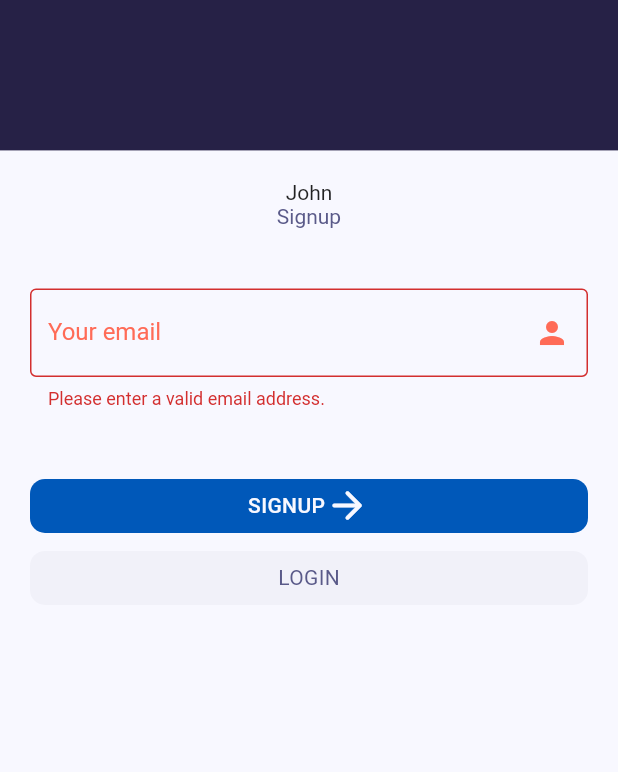
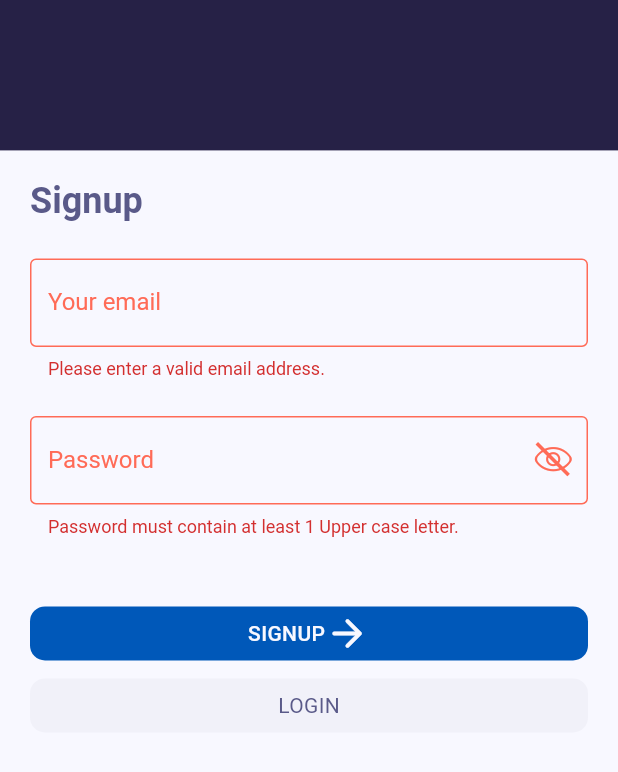
Before and after one commit to nitzanpap/dispatcher, a Flutter app: the screen it shows after launch, after a tap on "SIGNUP", on a phone screen of 412 x 824 dp, the part 344-1116 px from its top. Run offline on Flutter 3.47's test engine with Material 2 defaults, Android fonts, the phone set to English and light mode, and no system bars; our stand-ins replace flutter_svg, gap.

Commit message:
Signup form works except for login button

```diff
--- a/lib/providers/signup_login_provider.dart
+++ b/lib/providers/signup_login_provider.dart
@@ -1,13 +1,21 @@
 import 'package:flutter/material.dart';
 
 class SignupLoginProvider with ChangeNotifier {
-  String _email = 'John';
+  String _email = '';
+  String _password = '';
 
   String get email => _email;
+  String get password => _password;
 
-  void updateEmail(newEmailString) {
-    _email = newEmailString;
+  void updateEmail(String newEmail) {
+    _email = newEmail;
     notifyListeners();
     print('Updated email...');
   }
+
+  void updatePassword(String newPassword) {
+    _password = newPassword;
+    notifyListeners();
+    print('Updated password...');
+  }
 }
--- a/lib/widgets/app_icons.dart
+++ b/lib/widgets/app_icons.dart
@@ -33,11 +33,11 @@ class AppIcons {
       IconData(0xe804, fontFamily: _kFontFam, fontPackage: _kFontPkg);
   static const IconData filter =
       IconData(0xe805, fontFamily: _kFontFam, fontPackage: _kFontPkg);
-  static const IconData hiddeneye =
+  static const IconData hiddenEye =
       IconData(0xe806, fontFamily: _kFontFam, fontPackage: _kFontPkg);
   static const IconData home =
       IconData(0xe807, fontFamily: _kFontFam, fontPackage: _kFontPkg);
-  static const IconData homeselected =
+  static const IconData homeSelected =
       IconData(0xe808, fontFamily: _kFontFam, fontPackage: _kFontPkg);
   static const IconData logout =
       IconData(0xe809, fontFamily: _kFontFam, fontPackage: _kFontPkg);
@@ -45,7 +45,7 @@ class AppIcons {
       IconData(0xe80a, fontFamily: _kFontFam, fontPackage: _kFontPkg);
   static const IconData profile =
       IconData(0xe80b, fontFamily: _kFontFam, fontPackage: _kFontPkg);
-  static const IconData profileselected =
+  static const IconData profileSelected =
       IconData(0xe80c, fontFamily: _kFontFam, fontPackage: _kFontPkg);
   static const IconData search =
       IconData(0xe80d, fontFamily: _kFontFam, fontPackage: _kFontPkg);
@@ -53,8 +53,8 @@ class AppIcons {
       IconData(0xe80e, fontFamily: _kFontFam, fontPackage: _kFontPkg);
   static const IconData star =
       IconData(0xe80f, fontFamily: _kFontFam, fontPackage: _kFontPkg);
-  static const IconData starselected =
+  static const IconData starSelected =
       IconData(0xe810, fontFamily: _kFontFam, fontPackage: _kFontPkg);
-  static const IconData visibleeye =
+  static const IconData visibleEye =
       IconData(0xe811, fontFamily: _kFontFam, fontPackage: _kFontPkg);
 }
--- /dev/null
+++ b/lib/widgets/password_icons.dart
@@ -0,0 +1,28 @@
+/// Flutter icons PasswordIcons
+/// Copyright (C) 2023 by original authors @ fluttericon.com, fontello.com
+/// This font was generated by FlutterIcon.com, which is derived from Fontello.
+///
+/// To use this font, place it in your fonts/ directory and include the
+/// following in your pubspec.yaml
+///
+/// flutter:
+///   fonts:
+///    - family:  PasswordIcons
+///      fonts:
+///       - asset: fonts/PasswordIcons.ttf
+///
+///
+///
+import 'package:flutter/widgets.dart';
+
+class PasswordIcons {
+  PasswordIcons._();
+
+  static const _kFontFam = 'PasswordIcons';
+  static const String? _kFontPkg = null;
+
+  static const IconData hiddenEye =
+      IconData(0xe800, fontFamily: _kFontFam, fontPackage: _kFontPkg);
+  static const IconData visibleEye =
+      IconData(0xe801, fontFamily: _kFontFam, fontPackage: _kFontPkg);
+}
--- a/lib/widgets/signup_login_form.dart
+++ b/lib/widgets/signup_login_form.dart
@@ -1,3 +1,4 @@
+import 'package:dispatcher/widgets/password_icons.dart';
 import 'package:flutter/material.dart';
 
 import 'package:gap/gap.dart';
@@ -20,60 +21,124 @@ class SignupLoginForm extends StatefulWidget {
 
 class _SignupLoginFormState extends State<SignupLoginForm> {
   final _formKey = GlobalKey<FormState>();
-
-  static const gapSeparatorHeight = 40.0;
-  static const gap = Gap(gapSeparatorHeight);
+  static const sectionGap = Gap(40.0);
+  static const inputsGap = Gap(24);
+  bool isObscureText = true;
+  String email = '';
+  String password = '';
 
   @override
   Widget build(BuildContext context) {
     final signupLoginProvider = Provider.of<SignupLoginProvider>(context);
 
     const title = 'Signup';
-    final email = signupLoginProvider.email;
+    // final email = signupLoginProvider.email;
+    // final password = signupLoginProvider.password;
 
     return Form(
       key: _formKey,
-      child: Padding(
+      child: Container(
         padding: const EdgeInsets.all(20.0),
+        height: double.infinity,
         child: SingleChildScrollView(
+          primary: true,
           child: Column(
-            mainAxisAlignment: MainAxisAlignment.start,
+            mainAxisAlignment: MainAxisAlignment.spaceBetween,
             children: [
-              Text(email),
-              const Text(
+              Column(
+                children: [
+                  // Row(
+                  //   mainAxisAlignment: MainAxisAlignment.start,
+                  //   children: [
+                  //     Column(
+                  //       crossAxisAlignment: CrossAxisAlignment.start,
+                  //       children: [
+                  //         Text('Email: $email'),
+                  //         Text('Password: $password'),
+                  //         Text('Provider Email: ${signupLoginProvider.email}'),
+                  //         Text(
+                  //             'Provider Password: ${signupLoginProvider.password}'),
+                  //       ],
+                  //     ),
+                  //   ],
+                  // ),
+                  Row(
+                    children: const [
+                      Text(
                         title,
                         style: TextStyle(
                             color: AppColors.mediumBlue,
+                            fontSize: 24,
+                            fontWeight: FontWeight.bold),
                       ),
+                    ],
                   ),
-              gap,
+                  inputsGap,
                   TextFormField(
+                    textInputAction: TextInputAction.next,
+                    keyboardType: TextInputType.emailAddress,
                     decoration: InputDecoration(
                       hintText: 'johncena@gmail.com',
                       labelText: 'Your email',
                       labelStyle: getMaterialStateTextStyle(),
                       floatingLabelStyle: getMaterialStateTextStyle(),
                       border: const OutlineInputBorder(),
-                  suffixIcon: const Icon(Icons.person),
+                      errorBorder: const OutlineInputBorder(
+                          borderSide: BorderSide(color: AppColors.error)),
+                    ),
+                    onChanged: (value) => setState(() => email = value),
+                    autovalidateMode: AutovalidateMode.onUserInteraction,
+                    // onFieldSubmitted: (newValue) =>
+                    //     signupLoginProvider.updateEmail(newValue),
+                    validator: emailValidator,
+                  ),
+                  inputsGap,
+                  TextFormField(
+                    obscureText: isObscureText,
+                    decoration: InputDecoration(
+                      labelText: 'Password',
+                      labelStyle: getMaterialStateTextStyle(),
+                      floatingLabelStyle: getMaterialStateTextStyle(),
+                      border: const OutlineInputBorder(),
+                      errorBorder: const OutlineInputBorder(
+                          borderSide: BorderSide(color: AppColors.error)),
+                      suffixIcon: IconButton(
+                        onPressed: () =>
+                            setState(() => isObscureText = !isObscureText),
+                        icon: Icon(isObscureText
+                            ? PasswordIcons.hiddenEye
+                            : PasswordIcons.visibleEye),
+                      ),
                       suffixIconColor: getFormStateColor(),
                     ),
-                onFieldSubmitted: (newValue) =>
-                    signupLoginProvider.updateEmail(newValue),
-                validator: emailValidator,
+                    onChanged: (value) => setState(() => password = value),
+                    autovalidateMode: AutovalidateMode.onUserInteraction,
+                    // onFieldSubmitted: (newValue) =>
+                    //     signupLoginProvider.updatePassword(newValue),
+                    validator: passwordValidator,
                   ),
-              gap,
-              PrimaryButton(
+                ],
+              ),
+              sectionGap,
+              FormField(
+                builder: (_) => PrimaryButton(
                   text: 'SIGNUP',
-                onPressedFunction: submitForm,
+                  onPressedFunction: () => submitForm(
+                    formKey: _formKey,
+                    provider: signupLoginProvider,
+                    formEmail: email,
+                    formPassword: password,
+                  ),
                   icon: const Icon(
                     Icons.arrow_forward_rounded,
                     size: 30,
                     color: AppColors.white,
                   ),
                 ),
+              ),
               SecondaryButton(
                 text: 'LOGIN',
-                onPressedFunction: submitForm,
+                onPressedFunction: () => print('Change to Login UI'),
               )
             ],
           ),
@@ -82,22 +147,58 @@ class _SignupLoginFormState extends State<SignupLoginForm> {
     );
   }
 
+  String? passwordValidator(String? value) {
+    if (value == null) {
+      return 'Invalid input!';
+    }
+    RegExp hasUpperCaseRegEx = RegExp(r'^(?=.*[A-Z])');
+    RegExp hasLowerCaseRegEx = RegExp(r'^(?=.*[a-z])');
+    RegExp hasDigitRegEx = RegExp(r'^(?=.*\d)');
+    RegExp hasSpecialCharRegEx = RegExp(r'^(?=.*[@$!%*?&])');
+    RegExp hasMin8CharsRegEx = RegExp(r'^.{8,}');
+
+    if (!hasUpperCaseRegEx.hasMatch(value)) {
+      return 'Password must contain at least 1 Upper case letter.';
+    }
+    if (!hasLowerCaseRegEx.hasMatch(value)) {
+      return 'Password must contain at least 1 lower case letter.';
+    }
+    if (!hasDigitRegEx.hasMatch(value)) {
+      return 'Password must contain at least 1 digit.';
+    }
+    if (!hasSpecialCharRegEx.hasMatch(value)) {
+      return 'Password must contain at least 1 special character (@\$!%*?&).';
+    }
+    if (!hasMin8CharsRegEx.hasMatch(value)) {
+      return 'Password must be at least 8 characters long.';
+    }
+    // Valid password
+    return null;
+  }
+
   String? emailValidator(String? value) {
     return (isValidEmail(value)) ? null : 'Please enter a valid email address.';
   }
 
   bool isValidEmail(String? value) {
-    RegExp validEmailRegEx = RegExp(
+    RegExp isValidEmailRegEx = RegExp(
         r"^[a-zA-Z0-9.a-zA-Z0-9.!#$%&'*+-/=?^_`{|}~]+@[a-zA-Z0-9]+\.[a-zA-Z]+");
-    return (value != null && validEmailRegEx.hasMatch(value));
+    return (value != null && isValidEmailRegEx.hasMatch(value));
   }
 
-  void submitForm() {
-    if (!_formKey.currentState!.validate()) {
+  void submitForm({
+    required formKey,
+    required SignupLoginProvider provider,
+    required String formEmail,
+    required String formPassword,
+  }) {
+    if (!formKey.currentState!.validate()) {
       print('Invalid input somewhere in the form!');
       return;
     }
-    print('Valid email!');
+    print('Valid form!');
+    provider.updateEmail(formEmail);
+    provider.updatePassword(formPassword);
     return;
   }
 
--- a/pubspec.yaml
+++ b/pubspec.yaml
@@ -102,6 +102,9 @@ flutter:
     - family: AppIcons
       fonts:
         - asset: assets/fonts/AppIcons.ttf
+    - family: PasswordIcons
+      fonts:
+        - asset: assets/fonts/PasswordIcons.ttf
   #   - family: Trajan Pro
   #     fonts:
   #       - asset: fonts/TrajanPro.ttf
```
Also changed, not shown: assets/fonts/PasswordIcons.ttf (added), assets/images/svgs/hiddenEye.svg (added), assets/images/svgs/visibleEye.svg (added). Lines whose indentation alone changed are shown as unchanged.
